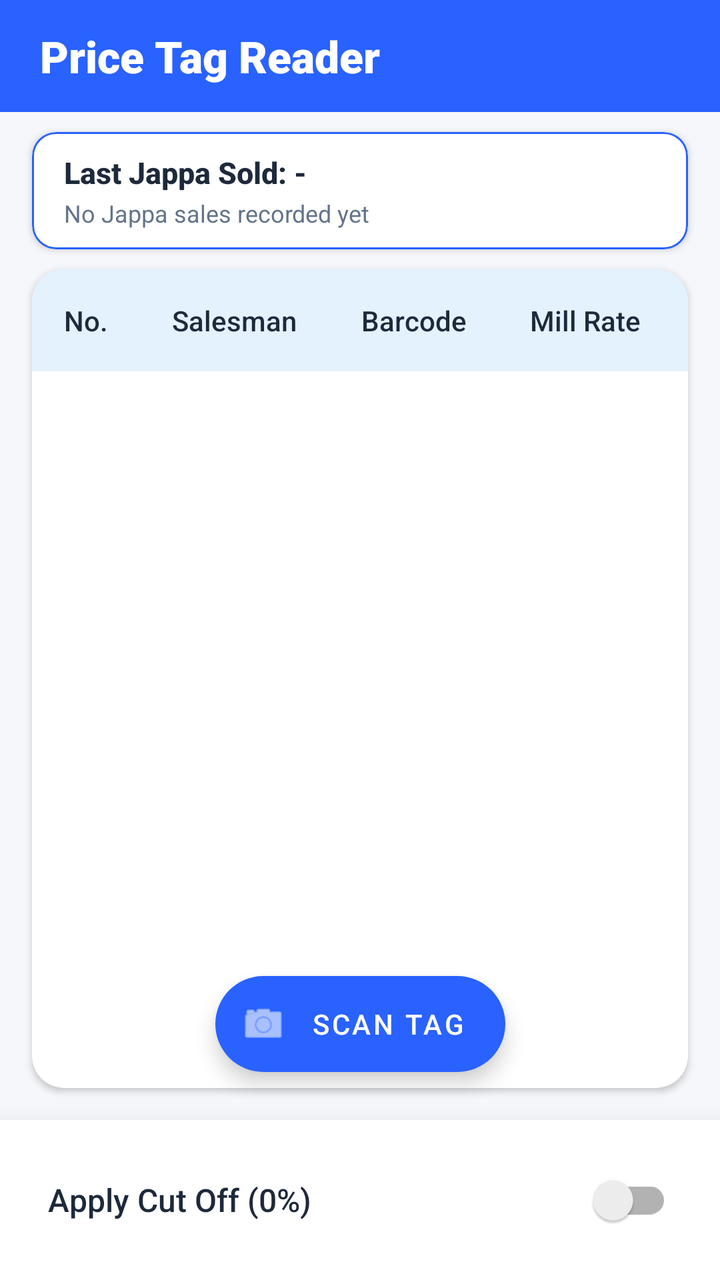
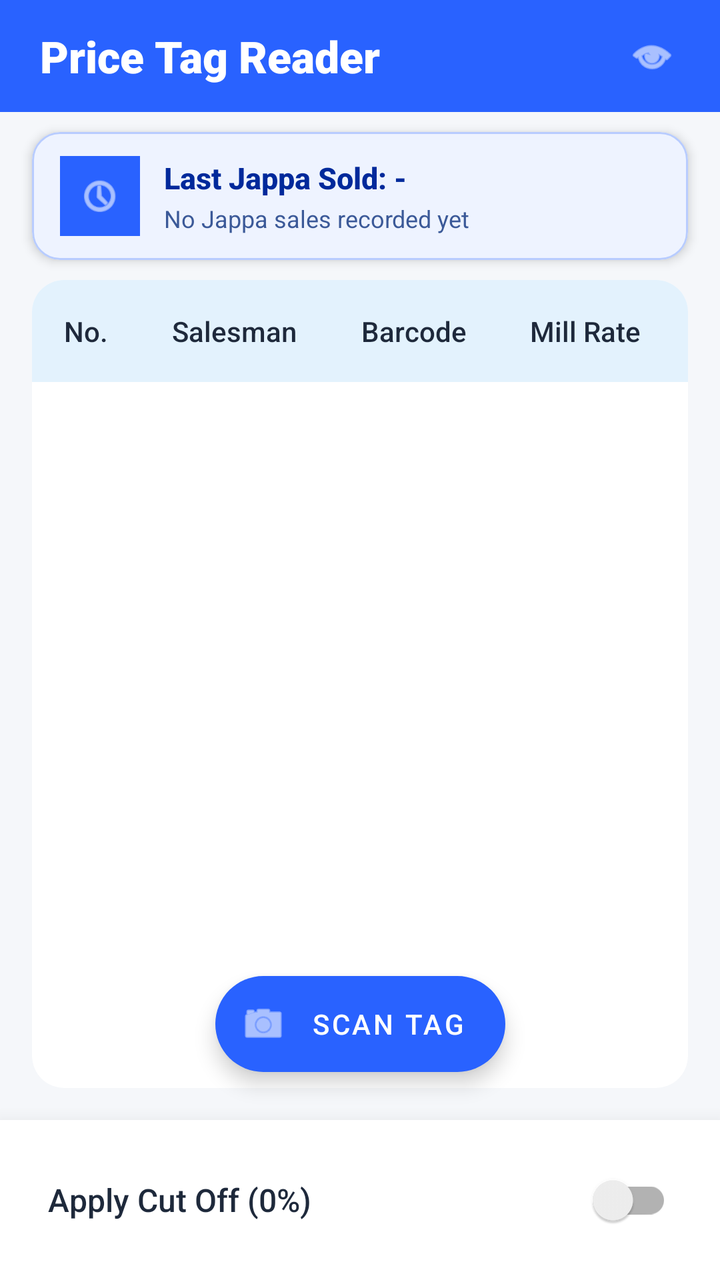

Before-and-after screenshots of an Android layout around one commit, followed by the original layout XML and the change that was made.
<!-- AndroidManifest.xml: application theme AppTheme -->
<!-- res/layout/activity_main.xml -->
<?xml version="1.0" encoding="utf-8"?>
<androidx.constraintlayout.widget.ConstraintLayout
    xmlns:android="http://schemas.android.com/apk/res/android"
    xmlns:app="http://schemas.android.com/apk/res-auto"
    android:layout_width="match_parent"
    android:layout_height="match_parent"
    android:background="@color/appBackground">

    <com.google.android.material.appbar.AppBarLayout
        android:id="@+id/appBarLayout"
        android:layout_width="match_parent"
        android:layout_height="wrap_content"
        app:elevation="4dp"
        app:layout_constraintEnd_toEndOf="parent"
        app:layout_constraintStart_toStartOf="parent"
        app:layout_constraintTop_toTopOf="parent">

        <com.google.android.material.appbar.MaterialToolbar
            android:id="@+id/toolbar"
            android:layout_width="match_parent"
            android:layout_height="?attr/actionBarSize"
            android:background="@color/primaryColor"
            app:contentInsetStart="0dp">

            <TextView
                android:id="@+id/tvAppTitle"
                android:layout_width="match_parent"
                android:layout_height="match_parent"
                android:background="?attr/selectableItemBackground"
                android:clickable="true"
                android:focusable="true"
                android:fontFamily="sans-serif-black"
                android:gravity="center_vertical"
                android:paddingStart="20dp"
                android:paddingEnd="20dp"
                android:text="Price Tag Reader"
                android:textColor="@android:color/white"
                android:textSize="22sp"
                android:textStyle="bold" />

        </com.google.android.material.appbar.MaterialToolbar>
    </com.google.android.material.appbar.AppBarLayout>

    <com.google.android.material.card.MaterialCardView
        android:id="@+id/cardFilterHint"
        android:layout_width="match_parent"
        android:layout_height="wrap_content"
        android:layout_marginHorizontal="16dp"
        android:layout_marginTop="8dp"
        android:visibility="gone"
        app:cardBackgroundColor="#FFF3E0"
        app:cardCornerRadius="8dp"
        app:cardElevation="0dp"
        app:layout_constraintTop_toBottomOf="@id/appBarLayout"
        app:strokeColor="#FFB74D"
        app:strokeWidth="1dp">

        <LinearLayout
            android:layout_width="match_parent"
            android:layout_height="wrap_content"
            android:gravity="center_vertical"
            android:orientation="horizontal"
            android:padding="12dp">

            <TextView
                android:id="@+id/tvFilterHint"
                android:layout_width="0dp"
                android:layout_height="wrap_content"
                android:layout_weight="1"
                android:fontFamily="sans-serif-medium"
                android:text="Filter is active"
                android:textColor="#E65100"
                android:textSize="13sp" />

            <TextView
                android:id="@+id/tvClearFilterHint"
                android:layout_width="wrap_content"
                android:layout_height="wrap_content"
                android:background="?attr/selectableItemBackground"
                android:clickable="true"
                android:focusable="true"
                android:fontFamily="sans-serif-medium"
                android:paddingHorizontal="8dp"
                android:text="Clear"
                android:textColor="@color/primaryColor"
                android:textSize="13sp" />
        </LinearLayout>
    </com.google.android.material.card.MaterialCardView>

    <com.google.android.material.card.MaterialCardView
        android:id="@+id/cardLastJappaSale"
        android:layout_width="match_parent"
        android:layout_height="wrap_content"
        android:layout_marginHorizontal="16dp"
        android:layout_marginTop="10dp"
        app:cardBackgroundColor="@color/cardSurface"
        app:cardCornerRadius="12dp"
        app:cardElevation="2dp"
        app:layout_constraintTop_toBottomOf="@id/cardFilterHint"
        app:strokeColor="@color/primaryColor"
        app:strokeWidth="1dp">

        <LinearLayout
            android:layout_width="match_parent"
            android:layout_height="wrap_content"
            android:orientation="vertical"
            android:paddingHorizontal="16dp"
            android:paddingVertical="10dp">

            <TextView
                android:id="@+id/tvLastJappaDate"
                android:layout_width="match_parent"
                android:layout_height="wrap_content"
                android:fontFamily="sans-serif-medium"
                android:text="Last Jappa Sold: -"
                android:textColor="@color/textPrimary"
                android:textSize="15sp"
                android:textStyle="bold" />

            <TextView
                android:id="@+id/tvLastJappaCaption"
                android:layout_width="match_parent"
                android:layout_height="wrap_content"
                android:layout_marginTop="2dp"
                android:fontFamily="sans-serif"
                android:text="No Jappa sales recorded yet"
                android:textColor="@color/textSecondary"
                android:textSize="12sp" />
        </LinearLayout>
    </com.google.android.material.card.MaterialCardView>

    <com.google.android.material.card.MaterialCardView
        android:id="@+id/cardTable"
        android:layout_width="match_parent"
        android:layout_height="0dp"
        android:layout_marginHorizontal="16dp"
        android:layout_marginTop="10dp"
        android:layout_marginBottom="16dp"
        app:cardBackgroundColor="@color/cardSurface"
        app:cardCornerRadius="16dp"
        app:cardElevation="2dp"
        app:layout_constraintBottom_toTopOf="@+id/bottomPanel"
        app:layout_constraintTop_toBottomOf="@id/cardLastJappaSale"
        app:strokeWidth="0dp">

        <HorizontalScrollView
            android:layout_width="match_parent"
            android:layout_height="match_parent"
            android:scrollbars="none">

            <ScrollView
                android:layout_width="wrap_content"
                android:layout_height="match_parent"
                android:scrollbars="none">

                <TableLayout
                    android:id="@+id/tableLayout"
                    android:layout_width="wrap_content"
                    android:layout_height="wrap_content"
                    android:stretchColumns="*">

                    <TableRow android:background="@color/tableHeaderBg">

                        <TextView
                            android:layout_width="match_parent"
                            android:layout_height="wrap_content"
                            android:fontFamily="sans-serif-medium"
                            android:gravity="center"
                            android:padding="16dp"
                            android:text="No."
                            android:textColor="@color/textPrimary" />

                        <TextView
                            android:layout_width="match_parent"
                            android:layout_height="wrap_content"
                            android:fontFamily="sans-serif-medium"
                            android:gravity="center"
                            android:padding="16dp"
                            android:text="Salesman"
                            android:textColor="@color/textPrimary" />

                        <TextView
                            android:layout_width="match_parent"
                            android:layout_height="wrap_content"
                            android:fontFamily="sans-serif-medium"
                            android:gravity="center"
                            android:padding="16dp"
                            android:text="Barcode"
                            android:textColor="@color/textPrimary" />

                        <TextView
                            android:layout_width="match_parent"
                            android:layout_height="wrap_content"
                            android:fontFamily="sans-serif-medium"
                            android:gravity="center"
                            android:padding="16dp"
                            android:text="Mill Rate"
                            android:textColor="@color/textPrimary" />

                        <TextView
                            android:layout_width="match_parent"
                            android:layout_height="wrap_content"
                            android:fontFamily="sans-serif-medium"
                            android:gravity="center"
                            android:padding="16dp"
                            android:text="Bill No."
                            android:textColor="@color/textPrimary" />

                        <TextView
                            android:layout_width="match_parent"
                            android:layout_height="wrap_content"
                            android:fontFamily="sans-serif-medium"
                            android:gravity="center"
                            android:padding="16dp"
                            android:text="Date"
                            android:textColor="@color/textPrimary" />

                        <TextView
                            android:layout_width="match_parent"
                            android:layout_height="wrap_content"
                            android:fontFamily="sans-serif-medium"
                            android:gravity="center"
                            android:padding="16dp"
                            android:text="Jappa"
                            android:textColor="@color/textPrimary" />

                        <TextView
                            android:layout_width="match_parent"
                            android:layout_height="wrap_content"
                            android:fontFamily="sans-serif-medium"
                            android:gravity="center"
                            android:padding="16dp"
                            android:text="Image"
                            android:textColor="@color/textPrimary" />
                    </TableRow>
                </TableLayout>
            </ScrollView>
        </HorizontalScrollView>
    </com.google.android.material.card.MaterialCardView>

    <com.google.android.material.floatingactionbutton.ExtendedFloatingActionButton
        android:id="@+id/fabCamera"
        android:layout_width="wrap_content"
        android:layout_height="wrap_content"
        android:layout_marginBottom="24dp"
        android:text="Scan Tag"
        android:textColor="@android:color/white"
        app:backgroundTint="@color/primaryColor"
        app:icon="@android:drawable/ic_menu_camera"
        app:iconTint="@android:color/white"
        app:layout_constraintBottom_toTopOf="@+id/bottomPanel"
        app:layout_constraintEnd_toEndOf="parent"
        app:layout_constraintStart_toStartOf="parent" />

    <com.google.android.material.card.MaterialCardView
        android:id="@+id/bottomPanel"
        android:layout_width="match_parent"
        android:layout_height="wrap_content"
        app:cardBackgroundColor="@color/bottomPanelBg"
        app:cardCornerRadius="0dp"
        app:cardElevation="16dp"
        app:layout_constraintBottom_toBottomOf="parent"
        app:strokeWidth="0dp">

        <LinearLayout
            android:layout_width="match_parent"
            android:layout_height="wrap_content"
            android:paddingHorizontal="24dp"
            android:paddingVertical="16dp">

            <androidx.appcompat.widget.SwitchCompat
                android:id="@+id/switchCutOff"
                android:layout_width="match_parent"
                android:layout_height="wrap_content"
                android:fontFamily="sans-serif-medium"
                android:text="Apply Cut Off (0%)"
                android:textColor="@color/textPrimary"
                android:textSize="16sp" />
        </LinearLayout>
    </com.google.android.material.card.MaterialCardView>

    <FrameLayout
        android:id="@+id/loadingOverlay"
        android:layout_width="match_parent"
        android:layout_height="match_parent"
        android:background="#80000000"
        android:clickable="true"
        android:elevation="24dp"
        android:focusable="true"
        android:visibility="gone">

        <com.google.android.material.card.MaterialCardView
            android:layout_width="wrap_content"
            android:layout_height="wrap_content"
            android:layout_gravity="center"
            app:cardBackgroundColor="@color/cardSurface"
            app:cardCornerRadius="16dp"
            app:cardElevation="8dp">

            <LinearLayout
                android:layout_width="wrap_content"
                android:layout_height="wrap_content"
                android:gravity="center"
                android:orientation="vertical"
                android:padding="32dp">

                <ProgressBar
                    android:layout_width="48dp"
                    android:layout_height="48dp"
                    android:indeterminateTint="@color/primaryColor" />

                <TextView
                    android:layout_width="wrap_content"
                    android:layout_height="wrap_content"
                    android:layout_marginTop="16dp"
                    android:fontFamily="sans-serif-medium"
                    android:text="Extracting Data..."
                    android:textColor="@color/textPrimary"
                    android:textSize="16sp" />
            </LinearLayout>
        </com.google.android.material.card.MaterialCardView>
    </FrameLayout>

</androidx.constraintlayout.widget.ConstraintLayout>
<!-- resources referenced by this layout -->
<resources>
  <color name="appBackground">#F5F7FA</color>
  <color name="bottomPanelBg">#FFFFFF</color>
  <color name="cardSurface">#FFFFFF</color>
  <color name="primaryColor">#2962FF</color>
  <color name="tableHeaderBg">#E3F2FD</color>
  <color name="textPrimary">#1E293B</color>
  <color name="textSecondary">#64748B</color>
  <style name="AppTheme" parent="Theme.MaterialComponents.Light.NoActionBar">
          <item name="colorPrimary">@color/primaryColor</item>
          <item name="colorPrimaryVariant">@color/primaryDarkColor</item>
          <item name="colorAccent">@color/colorAccent</item>
          <item name="android:statusBarColor">@color/primaryDarkColor</item>
      </style>
  <color name="primaryDarkColor">#0039CB</color>
  <color name="colorAccent">#00B0FF</color>
</resources>

<!-- the commit's change to res/layout/activity_main.xml (unified diff, before → after) -->
@@ -22,21 +22,41 @@
             android:background="@color/primaryColor"
             app:contentInsetStart="0dp">
 
-            <TextView
-                android:id="@+id/tvAppTitle"
+            <LinearLayout
                 android:layout_width="match_parent"
                 android:layout_height="match_parent"
-                android:background="?attr/selectableItemBackground"
-                android:clickable="true"
-                android:focusable="true"
-                android:fontFamily="sans-serif-black"
                 android:gravity="center_vertical"
+                android:orientation="horizontal"
                 android:paddingStart="20dp"
-                android:paddingEnd="20dp"
-                android:text="Price Tag Reader"
-                android:textColor="@android:color/white"
-                android:textSize="22sp"
-                android:textStyle="bold" />
+                android:paddingEnd="12dp">
+
+                <TextView
+                    android:id="@+id/tvAppTitle"
+                    android:layout_width="0dp"
+                    android:layout_height="match_parent"
+                    android:layout_weight="1"
+                    android:background="?attr/selectableItemBackground"
+                    android:clickable="true"
+                    android:focusable="true"
+                    android:fontFamily="sans-serif-black"
+                    android:gravity="center_vertical"
+                    android:text="Price Tag Reader"
+                    android:textColor="@android:color/white"
+                    android:textSize="22sp"
+                    android:textStyle="bold" />
+
+                <ImageView
+                    android:id="@+id/btnToggleLastJappa"
+                    android:layout_width="44dp"
+                    android:layout_height="44dp"
+                    android:background="?attr/selectableItemBackgroundBorderless"
+                    android:clickable="true"
+                    android:contentDescription="Toggle Last Jappa Sold Card"
+                    android:focusable="true"
+                    android:padding="10dp"
+                    android:src="@android:drawable/ic_menu_view"
+                    app:tint="@android:color/white" />
+            </LinearLayout>
 
         </com.google.android.material.appbar.MaterialToolbar>
     </com.google.android.material.appbar.AppBarLayout>
@@ -87,45 +107,68 @@
         </LinearLayout>
     </com.google.android.material.card.MaterialCardView>
 
+    
     <com.google.android.material.card.MaterialCardView
         android:id="@+id/cardLastJappaSale"
         android:layout_width="match_parent"
         android:layout_height="wrap_content"
         android:layout_marginHorizontal="16dp"
         android:layout_marginTop="10dp"
-        app:cardBackgroundColor="@color/cardSurface"
-        app:cardCornerRadius="12dp"
-        app:cardElevation="2dp"
+        app:cardBackgroundColor="#EEF3FF"
+        app:cardCornerRadius="14dp"
+        app:cardElevation="3dp"
         app:layout_constraintTop_toBottomOf="@id/cardFilterHint"
-        app:strokeColor="@color/primaryColor"
+        app:strokeColor="#B8CCFF"
         app:strokeWidth="1dp">
 
         <LinearLayout
             android:layout_width="match_parent"
             android:layout_height="wrap_content"
-            android:orientation="vertical"
-            android:paddingHorizontal="16dp"
-            android:paddingVertical="10dp">
-
-            <TextView
-                android:id="@+id/tvLastJappaDate"
-                android:layout_width="match_parent"
-                android:layout_height="wrap_content"
-                android:fontFamily="sans-serif-medium"
-                android:text="Last Jappa Sold: -"
-                android:textColor="@color/textPrimary"
-                android:textSize="15sp"
-                android:textStyle="bold" />
-
-            <TextView
-                android:id="@+id/tvLastJappaCaption"
-                android:layout_width="match_parent"
-                android:layout_height="wrap_content"
-                android:layout_marginTop="2dp"
-                android:fontFamily="sans-serif"
-                android:text="No Jappa sales recorded yet"
-                android:textColor="@color/textSecondary"
-                android:textSize="12sp" />
+            android:gravity="center_vertical"
+            android:orientation="horizontal"
+            android:paddingHorizontal="14dp"
+            android:paddingVertical="12dp">
+
+            <FrameLayout
+                android:layout_width="40dp"
+                android:layout_height="40dp"
+                android:background="@color/primaryColor">
+
+                <ImageView
+                    android:layout_width="22dp"
+                    android:layout_height="22dp"
+                    android:layout_gravity="center"
+                    android:src="@android:drawable/ic_menu_recent_history"
+                    app:tint="@android:color/white" />
+            </FrameLayout>
+
+            <LinearLayout
+                android:layout_width="0dp"
+                android:layout_height="wrap_content"
+                android:layout_marginStart="12dp"
+                android:layout_weight="1"
+                android:orientation="vertical">
+
+                <TextView
+                    android:id="@+id/tvLastJappaDate"
+                    android:layout_width="match_parent"
+                    android:layout_height="wrap_content"
+                    android:fontFamily="sans-serif-medium"
+                    android:text="Last Jappa Sold: -"
+                    android:textColor="#00299B"
+                    android:textSize="15sp"
+                    android:textStyle="bold" />
+
+                <TextView
+                    android:id="@+id/tvLastJappaCaption"
+                    android:layout_width="match_parent"
+                    android:layout_height="wrap_content"
+                    android:layout_marginTop="2dp"
+                    android:fontFamily="sans-serif"
+                    android:text="No Jappa sales recorded yet"
+                    android:textColor="#3B5998"
+                    android:textSize="12sp" />
+            </LinearLayout>
         </LinearLayout>
     </com.google.android.material.card.MaterialCardView>
 
<!-- resource entries referenced after the edit -->
@@ -6,7 +6,6 @@
   <color name="primaryColor">#2962FF</color>
   <color name="tableHeaderBg">#E3F2FD</color>
   <color name="textPrimary">#1E293B</color>
-  <color name="textSecondary">#64748B</color>
   <style name="AppTheme" parent="Theme.MaterialComponents.Light.NoActionBar">
           <item name="colorPrimary">@color/primaryColor</item>
           <item name="colorPrimaryVariant">@color/primaryDarkColor</item>
